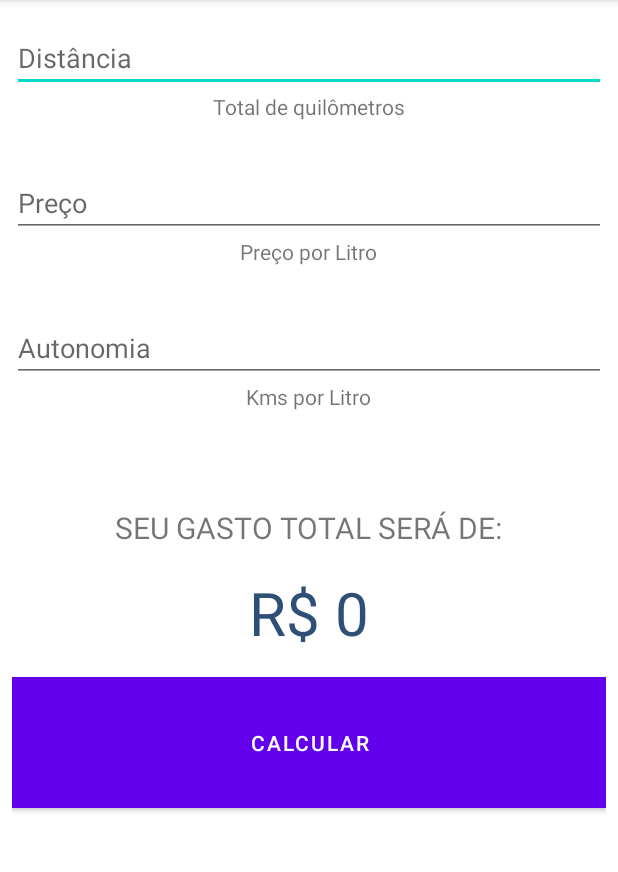
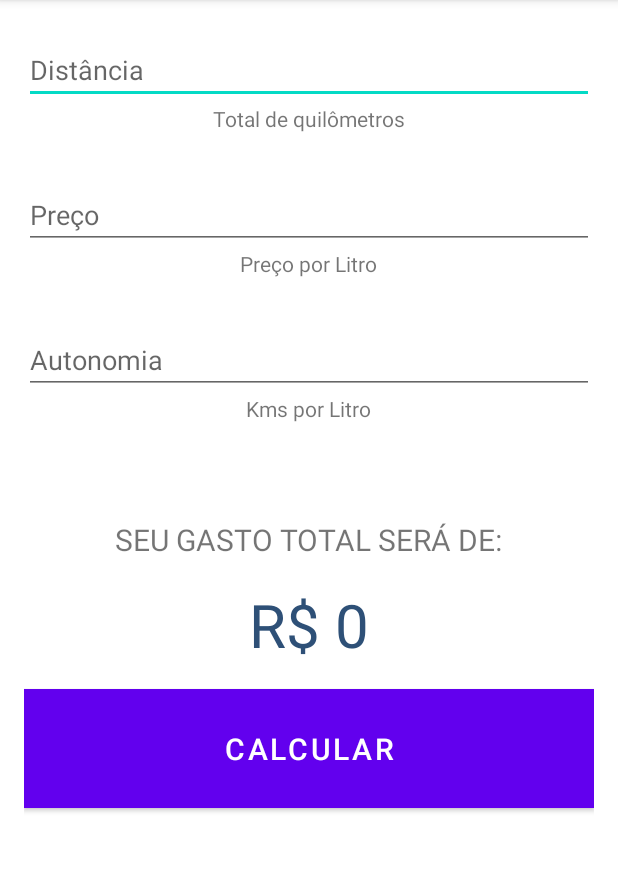
Before and after one commit to michelspirlandeli/gasto-de-viagem, an Android app: the screen it shows after launch (MainActivity), on a phone screen of 412 x 824 dp, the part 84-956 px from its top. Run offline under Robolectric (Android 15) with nearby library versions, the phone set to English and light mode, and no system bars.

```diff
--- a/app/build.gradle
+++ b/app/build.gradle
@@ -1,6 +1,7 @@
 plugins {
     id 'com.android.application'
     id 'kotlin-android'
+    id 'kotlin-android-extensions'
 }
 
 android {
--- a/app/src/main/res/layout/activity_main.xml
+++ b/app/src/main/res/layout/activity_main.xml
@@ -6,25 +6,30 @@
     android:layout_width="match_parent"
     android:layout_height="match_parent"
     android:orientation="vertical"
-    android:padding="8dp"
+    android:padding="16dp"
     tools:context=".MainActivity">
 
     <EditText
+        android:id="@+id/editDistance"
         android:layout_width="match_parent"
         android:layout_height="wrap_content"
         android:layout_marginTop="8dp"
+        android:inputType="number"
         android:hint="@string/distancia"/>
 
     <TextView
         android:layout_width="wrap_content"
         android:layout_height="wrap_content"
         android:layout_gravity="center"
+        android:inputType="number"
         android:text="@string/total_de_quilometros"/>
 
     <EditText
+        android:id="@+id/editPrice"
         android:layout_width="match_parent"
         android:layout_marginTop="32dp"
         android:layout_height="wrap_content"
+        android:inputType="numberDecimal"
         android:hint="@string/preco"/>
 
     <TextView
@@ -34,9 +39,11 @@
         android:text="@string/preco_por_litro"/>
 
     <EditText
+        android:id="@+id/editAutonomia"
         android:layout_width="match_parent"
         android:layout_marginTop="32dp"
         android:layout_height="wrap_content"
+        android:inputType="numberDecimal"
         android:hint="@string/autonomia"/>
 
     <TextView
@@ -55,6 +62,7 @@
         android:text="@string/seu_gasto_total_sera_de"/>
 
     <TextView
+        android:id="@+id/textTotalValue"
         android:layout_width="wrap_content"
         android:textSize="40sp"
         android:layout_marginTop="16dp"
@@ -64,10 +72,12 @@
         android:text="@string/valor_toral_rs"/>
 
     <Button
+        android:id="@+id/buttonCalculate"
         android:layout_marginTop="16dp"
         android:layout_width="match_parent"
         android:layout_height="wrap_content"
-        android:padding="28dp"
+        android:padding="20dp"
+        android:textSize="20sp"
         android:background="@color/lightGreen"
         android:textColor="@color/white"
         android:text="@string/calcular"/>
--- a/app/src/main/res/values/strings.xml
+++ b/app/src/main/res/values/strings.xml
@@ -9,4 +9,6 @@
     <string name="seu_gasto_total_sera_de">Seu gasto total será de:</string>
     <string name="calcular">calcular</string>
     <string name="valor_toral_rs">R$ 0</string>
+    <string name="preencha_todos_campos">Preencher todos os campos</string>
+    <string name="Por_favor_informe_valores_validos">Por favor informe valores validos!</string>
 </resources>
```
Also changed, not shown: app/src/main/java/com/michel/gastodeviagem/MainActivity.kt (+35 -2 lines), gradle/wrapper/gradle-wrapper.properties.
